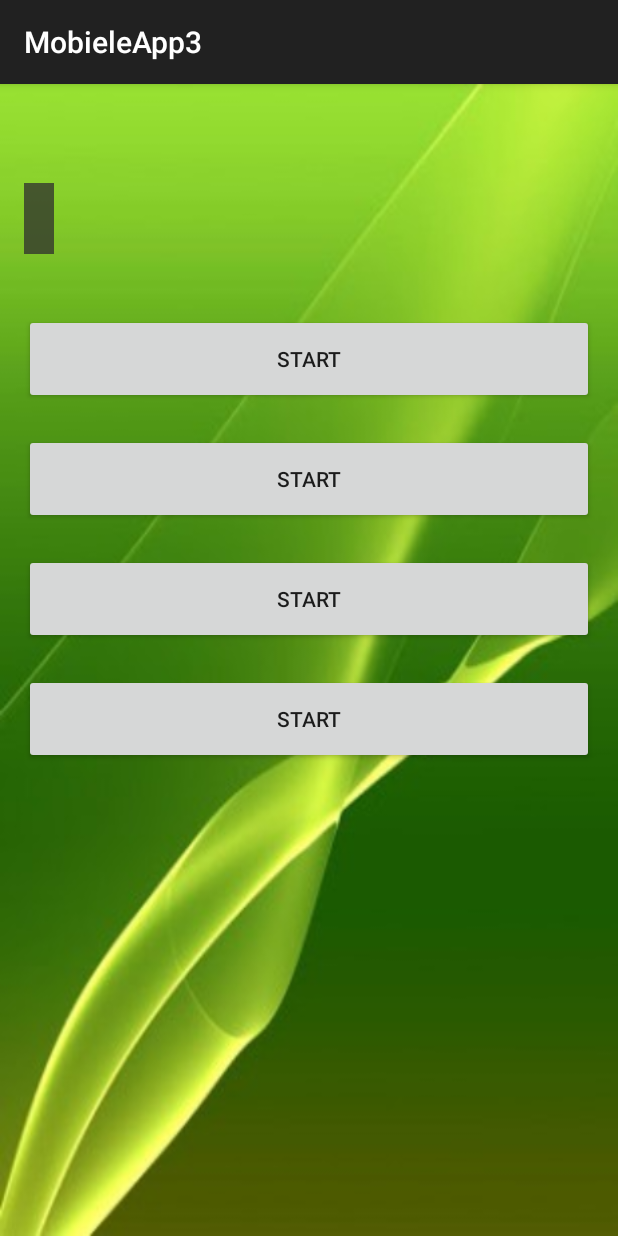
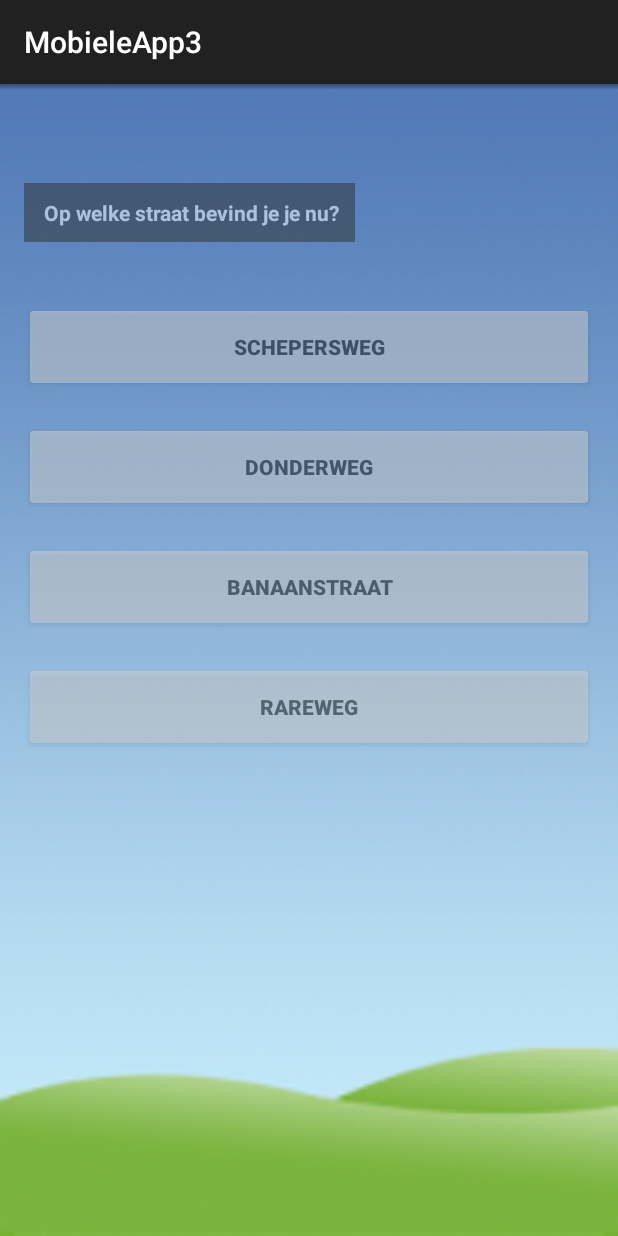
Before and after one commit to Boelen/MobieleApp3, an Android app: the QuestionActivity screen opened directly, with no data from a screen before it, on a phone screen of 412 x 824 dp. Run offline under Robolectric (Android 15) with nearby library versions, the phone set to English and light mode, and no system bars.

Commit message:
QuestionPage added - Link With Database

```diff
--- a/app/src/main/java/com/example/r0316137/mobieleapp3/GeofenceTransitionReceiver.java
+++ b/app/src/main/java/com/example/r0316137/mobieleapp3/GeofenceTransitionReceiver.java
@@ -12,6 +12,7 @@ import android.support.v4.content.WakefulBroadcastReceiver;
 import android.util.Log;
 import android.widget.Toast;
 
+import com.google.android.gms.games.quest.Quest;
 import com.google.android.gms.location.Geofence;
 import com.google.android.gms.location.GeofencingEvent;
 
@@ -57,9 +58,9 @@ public class GeofenceTransitionReceiver extends WakefulBroadcastReceiver {
 
             switch (fenceId)
             {
-                case "Home" :
+                case "UCLL" :
 
-                    Intent intent = new Intent(this.context,TestActivity.class);
+                    Intent intent = new Intent(this.context, QuestionActivity.class);
                     intent.setFlags(Intent.FLAG_ACTIVITY_NEW_TASK);
                     context.startActivity(intent);
             }
--- a/app/src/main/java/com/example/r0316137/mobieleapp3/QuestionActivity.java
+++ b/app/src/main/java/com/example/r0316137/mobieleapp3/QuestionActivity.java
@@ -2,12 +2,65 @@ package com.example.r0316137.mobieleapp3;
 
 import android.support.v7.app.AppCompatActivity;
 import android.os.Bundle;
+import android.view.KeyEvent;
+import android.view.View;
+import android.widget.Button;
+import android.widget.TextView;
 
-public class QuestionActivity extends AppCompatActivity {
+public class QuestionActivity extends AppCompatActivity
+implements  TextView.OnEditorActionListener, View.OnClickListener{
+
+
+    private TextView question;
+    private Button answer1;
+    private Button answer2;
+    private Button answer3;
+    private Button answer4;
+
+    QuestionScoreDB db = new QuestionScoreDB(this);
+
+    @Override
+    public void onClick(View v) {
+
+    }
+
+    @Override
+    public boolean onEditorAction(TextView v, int actionId, KeyEvent event) {
+        return false;
+    }
 
     @Override
     protected void onCreate(Bundle savedInstanceState) {
         super.onCreate(savedInstanceState);
         setContentView(R.layout.activity_question);
+
+
+        question = (TextView) findViewById(R.id.LblQuestion);
+        answer1 = (Button) findViewById(R.id.Answer1);
+        answer2 = (Button) findViewById(R.id.Answer2);
+        answer3 = (Button) findViewById(R.id.Answer3);
+        answer4 = (Button) findViewById(R.id.Answer4);
+
+
+       Questions thisQuestion = db.getQuestion(1);
+
+        question.setText(thisQuestion.getQuestion());
+        String[] AllAnswers = thisQuestion.getAnswers().split(";");
+        answer1.setText(AllAnswers[0]);
+        answer2.setText(AllAnswers[1]);
+        answer3.setText(AllAnswers[2]);
+        answer4.setText(AllAnswers[3]);
+
+
+
+
+        question.setOnEditorActionListener(this);
+        answer1.setOnClickListener(this);
+        answer2.setOnClickListener(this);
+        answer3.setOnClickListener(this);
+        answer4.setOnClickListener(this);
+
+
+
     }
 }
--- a/app/src/main/java/com/example/r0316137/mobieleapp3/QuestionScoreDB.java
+++ b/app/src/main/java/com/example/r0316137/mobieleapp3/QuestionScoreDB.java
@@ -82,20 +82,20 @@ public class QuestionScoreDB {
 
     public static final String CREATE_QUESTIONS_TABLE =
             "CREATE TABLE " + QUESTIONS_TABLE + " ( " +
-                    QUESTIONS_ID + "INTEGER PRIMARY KEY AUTOINCREMENT, " +
-                    QUESTIONS_NAME + "TEXT NOT NULL, " +
-                    QUESTIONS_QUESTION + "TEXT NOT NULL, " +
-                    QUESTIONS_ANSWERS + "TEXT NOT NULL, " +
-                    QUESTIONS_FINISHED + "TEXT);";
+                    QUESTIONS_ID + " INTEGER PRIMARY KEY AUTOINCREMENT, " +
+                    QUESTIONS_NAME + " TEXT NOT NULL, " +
+                    QUESTIONS_QUESTION + " TEXT NOT NULL, " +
+                    QUESTIONS_ANSWERS + " TEXT NOT NULL, " +
+                    QUESTIONS_FINISHED + " TEXT);";
 
 
     public static final String CREATE_SCOREBOARD_TABLE =
-            "CREATE TABLE" + SCOREBOARD_TABLE + " ( " +
-                    SCOREBOARD_ID + "INTEGER PRIMARY KEY AUTOINCREMENT, " +
-                    SCOREBOARD_GROUPNAME + "TEXT NOT NULL, " +
-                    SCOREBOARD_CLASSNAME + "TEXT NOT NULL, " +
-                    SCOREBOARD_SCORE + "INTEGER NOT NULL, " +
-                    SCOREBOARD_TIME + "TEXT NOT NULL);";
+            "CREATE TABLE " + SCOREBOARD_TABLE + " ( " +
+                    SCOREBOARD_ID + " INTEGER PRIMARY KEY AUTOINCREMENT, " +
+                    SCOREBOARD_GROUPNAME + " TEXT NOT NULL, " +
+                    SCOREBOARD_CLASSNAME + " TEXT NOT NULL, " +
+                    SCOREBOARD_SCORE + " INTEGER NOT NULL, " +
+                    SCOREBOARD_TIME + " TEXT NOT NULL);";
 
     public static final String DROP_QUESTIONS_TABLE =
             "DROP TABLE IF EXISTS " + QUESTIONS_TABLE;
@@ -114,8 +114,8 @@ public class QuestionScoreDB {
         public void onCreate(SQLiteDatabase db) {
             db.execSQL(CREATE_QUESTIONS_TABLE);
 
-            db.execSQL("INSERT INTO questions VALUES (1, 'vraag 1' , ' Op welke straat bevind je je nu?' , 'schepersweg;donderweg;banaanstraat' , 0");
-            db.execSQL("INSERT INTO questions VALUES (2, 'vraag 2' , ' Op welke waterloop sta je nu?' , 'albertkanaal;De maas;De schelde' , 0");
+            db.execSQL("INSERT INTO questions VALUES (1, 'vraag 1' , ' Op welke straat bevind je je nu?' , 'schepersweg;donderweg;banaanstraat;rareweg' , '0')");
+            db.execSQL("INSERT INTO questions VALUES (2, 'vraag 2' , ' Op welke waterloop sta je nu?' , 'albertkanaal;De maas;De schelde;ijzer' , '0')");
 
 
             db.execSQL(CREATE_SCOREBOARD_TABLE);
@@ -160,7 +160,7 @@ public class QuestionScoreDB {
     public Questions getQuestion(int id) {
         SQLiteDatabase db = dbHelper.getReadableDatabase();
 
-        Cursor cursor = db.query(QUESTIONS_TABLE, new String[] { QUESTIONS_ID, QUESTIONS_NAME , QUESTIONS_ANSWERS , QUESTIONS_FINISHED}, QUESTIONS_ID + "=?",
+        Cursor cursor = db.query(QUESTIONS_TABLE, new String[] { QUESTIONS_ID, QUESTIONS_NAME , QUESTIONS_QUESTION,  QUESTIONS_ANSWERS , QUESTIONS_FINISHED}, QUESTIONS_ID + "=?",
                 new String[] {String.valueOf(id)}, null,null,null,null);
         if (cursor != null)
             cursor.moveToFirst();
--- a/app/src/main/res/layout/activity_question.xml
+++ b/app/src/main/res/layout/activity_question.xml
@@ -5,7 +5,7 @@
     android:paddingRight="@dimen/activity_horizontal_margin"
     android:paddingTop="@dimen/activity_vertical_margin"
     android:paddingBottom="@dimen/activity_vertical_margin"
-    android:background="@drawable/QuestionWallpaper"
+    android:background="@drawable/ic_homebackground"
     tools:context="com.example.r0316137.mobieleapp3.QuestionActivity">
 
 
@@ -15,9 +15,8 @@
         android:textColor="#FFFFFF"
         android:layout_width="wrap_content"
         android:layout_height="wrap_content"
-        android:alpha = "0.75"
+        android:alpha = "0.50"
         android:padding="10dp"
-        android:textSize="20sp"
         android:textStyle="bold"
         android:layout_marginTop="50dp"
         android:layout_alignRight="@+id/LblClass"/>
@@ -27,29 +26,31 @@
         android:layout_width="fill_parent"
         android:layout_marginTop="40dp"
         android:layout_height="60dp"
-        android:alpha="1"
-        android:text="Start" />
+        android:alpha="0.50"
+        android:textStyle="bold"/>
 
     <Button android:id="@+id/Answer2"
         android:layout_below="@id/Answer1"
         android:layout_width="fill_parent"
         android:layout_marginTop="20dp"
         android:layout_height="60dp"
-        android:alpha="1"
-        android:text="Start" />
+        android:alpha="0.50"
+        android:textStyle="bold"/>
+
     <Button android:id="@+id/Answer3"
         android:layout_below="@id/Answer2"
         android:layout_width="fill_parent"
         android:layout_marginTop="20dp"
         android:layout_height="60dp"
-        android:alpha="1"
-        android:text="Start" />
+        android:alpha="0.50"
+        android:textStyle="bold"/>
+
     <Button android:id="@+id/Answer4"
         android:layout_below="@id/Answer3"
         android:layout_width="fill_parent"
         android:layout_marginTop="20dp"
         android:layout_height="60dp"
-        android:alpha="1"
-        android:text="Start" />
+        android:alpha="0.50"
+        android:textStyle="bold"/>
 
 </RelativeLayout>
```
Also changed, not shown: 1 other file.
